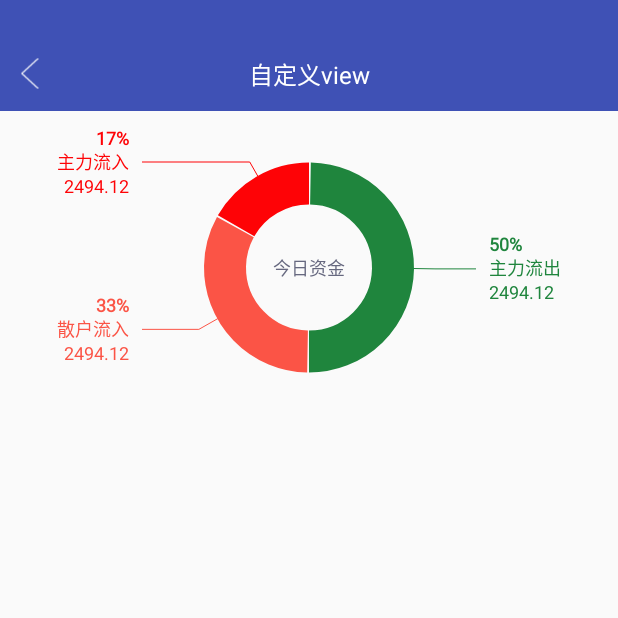
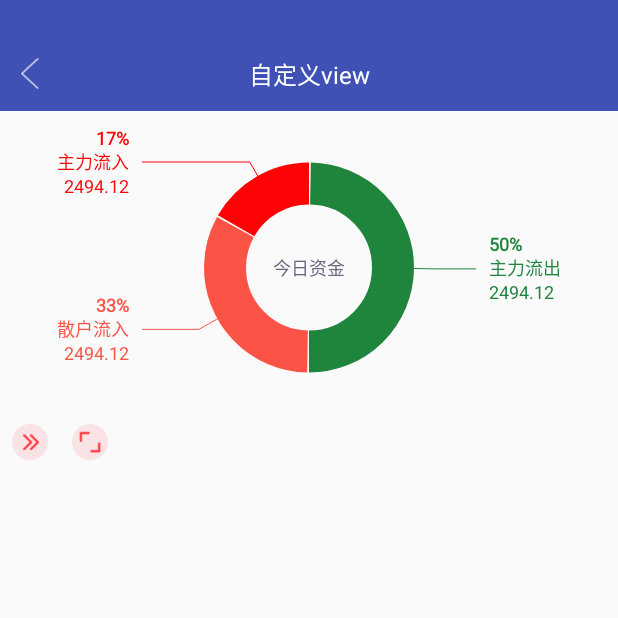
Before and after one commit to moodstrikerdd/DemoGo, an Android app: the CustomerViewActivity screen opened directly, with no data from a screen before it, on a phone screen of 412 x 824 dp, the top half of it. Run offline under Robolectric (Android 15) with nearby library versions, the phone set to English and light mode, and no system bars.

Commit message:
加固插件

```diff
--- a/app/src/main/java/com/moo/demogo/base/BaseApp.kt
+++ b/app/src/main/java/com/moo/demogo/base/BaseApp.kt
@@ -3,6 +3,7 @@ package com.moo.demogo.base
 import android.app.ActivityManager
 import android.app.Application
 import android.content.Context
+import android.support.multidex.MultiDex
 import android.text.TextUtils
 import com.moo.demogo.mainframe.exception.ExceptionCatcher
 import com.moo.demogo.utils.SPUtils
@@ -47,6 +48,11 @@ class BaseApp : Application() {
         refWatcher = setupLeakCanary()
     }
 
+    override fun attachBaseContext(base: Context?) {
+        super.attachBaseContext(base)
+        MultiDex.install(base)
+    }
+
     private fun setupLeakCanary(): RefWatcher {
         return if (LeakCanary.isInAnalyzerProcess(this)) {
             RefWatcher.DISABLED
--- a/app/src/main/java/com/moo/demogo/http/ApiService.kt
+++ b/app/src/main/java/com/moo/demogo/http/ApiService.kt
@@ -3,7 +3,7 @@ package com.moo.demogo.http
 import com.moo.demogo.bean.BaseBean
 import com.moo.demogo.bean.HomeBean
 import com.moo.demogo.bean.HotWebBean
-import kotlinx.coroutines.experimental.Deferred
+import kotlinx.coroutines.Deferred
 import retrofit2.http.GET
 import retrofit2.http.Path
 
--- a/app/src/main/java/com/moo/demogo/mainframe/customerview/CustomerViewActivity.kt
+++ b/app/src/main/java/com/moo/demogo/mainframe/customerview/CustomerViewActivity.kt
@@ -1,6 +1,9 @@
 package com.moo.demogo.mainframe.customerview
 
 import android.os.Handler
+import android.support.v7.widget.LinearLayoutManager
+import com.moo.adapter.ViewHolder
+import com.moo.adapter.recyclerview.CommonAdapter
 import com.moo.demogo.R
 import com.moo.demogo.base.BaseActivity
 import com.moo.demogo.commonView.CustomerPieChartView
@@ -14,6 +17,18 @@ import kotlinx.android.synthetic.main.activity_customer_view.*
  */
 class CustomerViewActivity : BaseActivity() {
     override fun getLayoutId() = R.layout.activity_customer_view
+
+    private val intData = arrayListOf<Int>()
+    private val smallData = arrayListOf(
+            R.mipmap.market_chart_open_menu,
+            R.mipmap.market_chart_enlarge)
+    private val largeData = arrayListOf(
+            R.mipmap.market_chart_close_menu,
+            R.mipmap.market_chart_subtract,
+            R.mipmap.market_chart_plus,
+            R.mipmap.market_chart_left,
+            R.mipmap.market_chart_right,
+            R.mipmap.market_chart_exit_full)
 
     class Data(val p: Float, val t: String, val numberDisplay: String) : CustomerPieChartView.FormData {
         override fun getTitle() = t
@@ -30,7 +45,43 @@ class CustomerViewActivity : BaseActivity() {
         data.add(Data(0f, "散户流出", "2494.12"))
         data.add(Data(0.33f, "散户流入", "2494.12"))
         data.add(Data(0.17f, "主力流入", "2494.12"))
-        Handler().postDelayed({cpcData.setData(data)},1000)
+        Handler().postDelayed({ cpcData.setData(data) }, 1000)
+
+        rvContent.layoutManager = LinearLayoutManager(this, LinearLayoutManager.HORIZONTAL, false)
+        rvContent.adapter = object : CommonAdapter<Int>(this,
+                R.layout.item_rv_img,
+                intData
+        ) {
+            override fun convert(holder: ViewHolder, t: Int) {
+                holder.setImageResource(R.id.image, t)
+                holder.setOnClickListener(R.id.image) {
+                    when(t) {
+                        R.mipmap.market_chart_open_menu -> {
+                            if (rvContent.isAnimating) {
+                                return@setOnClickListener
+                            }
+                            intData.clear()
+                            intData.addAll(largeData)
+                            rvContent.adapter?.notifyItemChanged(0)
+                            rvContent.adapter?.notifyItemRangeInserted(1, intData.size - 2)
+                        }
+                        R.mipmap.market_chart_close_menu->{
+                            if (rvContent.isAnimating) {
+                                return@setOnClickListener
+                            }
+                            val oldSize = intData.size
+                            intData.clear()
+                            intData.addAll(smallData)
+                            rvContent.adapter?.notifyItemChanged(0)
+                            rvContent.adapter?.notifyItemRangeRemoved(1,oldSize - 2)
+                        }
+                    }
+                }
+            }
+        }
+
+        intData.addAll(smallData)
+        rvContent.adapter?.notifyDataSetChanged()
     }
 
     override fun initView() {
--- a/app/src/main/java/com/moo/demogo/mainframe/headerandfooter/HeaderFooterActivity.kt
+++ b/app/src/main/java/com/moo/demogo/mainframe/headerandfooter/HeaderFooterActivity.kt
@@ -47,7 +47,7 @@ class HeaderFooterActivity : BaseActivity() {
         adapter.addFooterView(R.layout.layout_header_footer)
         adapter.addFooterView(R.layout.layout_header_footer)
 
-        rvContent.layoutManager = StaggeredGridLayoutManager(2, StaggeredGridLayoutManager.VERTICAL)
+        rvContent.layoutManager = StaggeredGridLayoutManager(3, StaggeredGridLayoutManager.VERTICAL)
         rvContent.adapter = adapter
     }
 
--- a/app/src/main/res/layout/activity_customer_view.xml
+++ b/app/src/main/res/layout/activity_customer_view.xml
@@ -16,4 +16,9 @@
         android:layout_marginTop="10dp"
         android:layout_width="match_parent"
         android:layout_height="wrap_content"/>
+
+    <android.support.v7.widget.RecyclerView
+        android:id="@+id/rvContent"
+        android:layout_width="match_parent"
+        android:layout_height="wrap_content"/>
 </LinearLayout>
--- /dev/null
+++ b/app/src/main/res/layout/item_rv_img.xml
@@ -0,0 +1,23 @@
+<?xml version="1.0" encoding="utf-8"?>
+<android.support.constraint.ConstraintLayout xmlns:android="http://schemas.android.com/apk/res/android"
+    xmlns:app="http://schemas.android.com/apk/res-auto"
+    android:layout_width="wrap_content"
+    android:layout_height="wrap_content">
+
+    <ImageButton
+        android:id="@+id/image"
+        android:layout_width="wrap_content"
+        android:layout_height="wrap_content"
+        android:background="@null"
+        android:paddingStart="8dp"
+        android:paddingTop="10dp"
+        android:paddingEnd="8dp"
+        android:paddingBottom="10dp"
+        android:src="@mipmap/market_chart_subtract"
+        app:layout_constraintBottom_toBottomOf="parent"
+        app:layout_constraintLeft_toLeftOf="parent"
+        app:layout_constraintRight_toRightOf="parent"
+        app:layout_constraintTop_toTopOf="parent" />
+
+
+</android.support.constraint.ConstraintLayout>
```
Also changed, not shown: app/build.gradle (+8 -4 lines), app/src/main/java/com/moo/demogo/MainActivity.kt (+11 -3 lines), app/src/main/java/com/moo/demogo/utils/Ext.kt (+5 -6 lines), app/src/main/res/mipmap-xhdpi/market_chart_close_menu.png (added), app/src/main/res/mipmap-xhdpi/market_chart_enlarge.png (added), app/src/main/res/mipmap-xhdpi/market_chart_exit_full.png (added), app/src/main/res/mipmap-xhdpi/market_chart_left.png (added), app/src/main/res/mipmap-xhdpi/market_chart_open_menu.png (added), app/src/main/res/mipmap-xhdpi/market_chart_plus.png (added), app/src/main/res/mipmap-xhdpi/market_chart_right.png (added), app/src/main/res/mipmap-xhdpi/market_chart_subtract.png (added).
